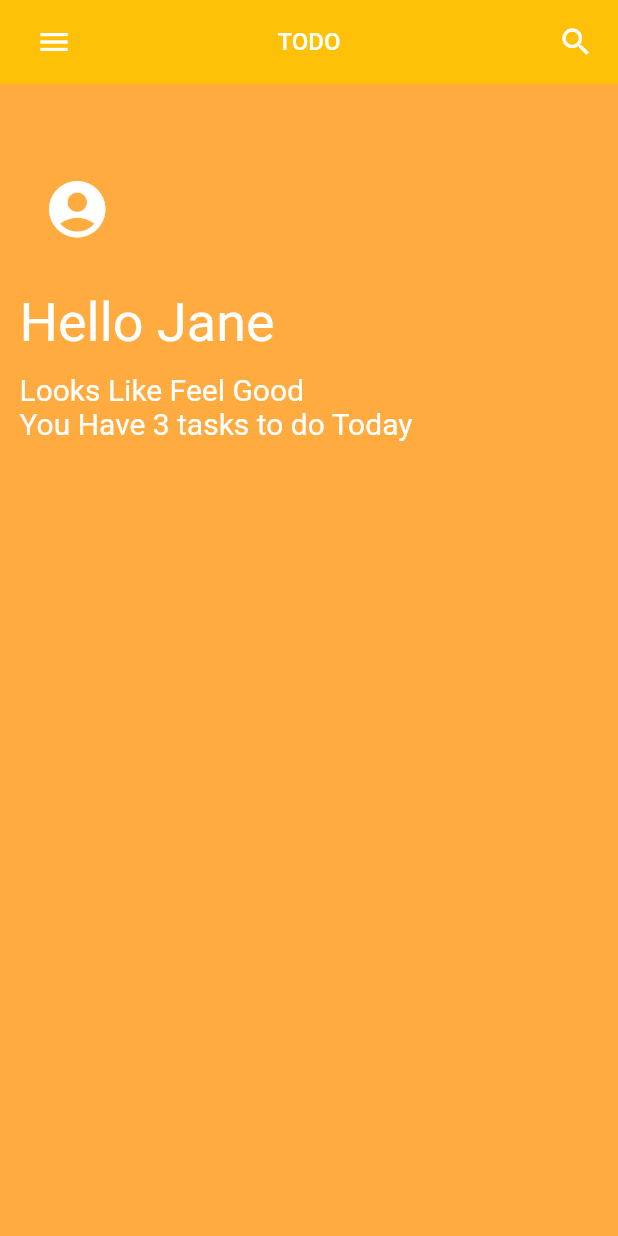
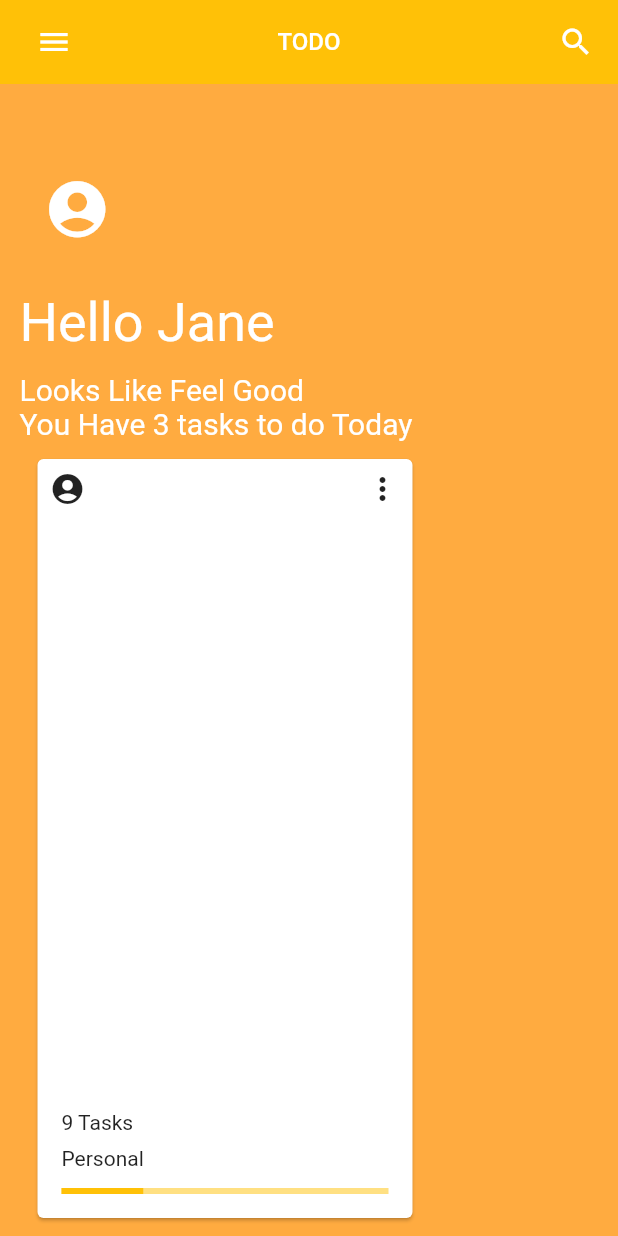
Before and after one commit to sagarmanghnani/todo-flutter, a Flutter app: the screen it shows after launch, on a phone screen of 412 x 824 dp. Run offline on Flutter 3.47's test engine with Material 2 defaults, Android fonts, the phone set to English and light mode, and no system bars.

Commit message:
basic card and layout created in flutter

```diff
--- a/lib/main.dart
+++ b/lib/main.dart
@@ -53,7 +53,6 @@ class TodoUser extends StatelessWidget {
                 Icons.account_circle,
                 size: 45.0,
                 color: Colors.white,
-
               ),
             ),
           ),
@@ -64,10 +63,75 @@ class TodoUser extends StatelessWidget {
               style: TextStyle(fontSize: 36.0, color: Colors.white),
             ),
           ),
-          new Text("Looks Like Feel Good", style: TextStyle(color: Colors.white, fontSize: 20.0),),
-          new Text("You Have 3 tasks to do Today", style: TextStyle(color: Colors.white, fontSize: 20.0),)
+          new Text(
+            "Looks Like Feel Good",
+            style: TextStyle(color: Colors.white, fontSize: 20.0),
+          ),
+          new Text(
+            "You Have 3 tasks to do Today",
+            style: TextStyle(color: Colors.white, fontSize: 20.0),
+          ),
+          new CardDesign()
         ],
       ),
     );
   }
 }
+
+class CardDesign extends StatelessWidget {
+  @override
+  Widget build(BuildContext context) {
+    return Flexible(child: ListView.builder(
+        physics: NeverScrollableScrollPhysics(),
+        itemCount: 1,
+        scrollDirection: Axis.horizontal,
+        itemBuilder: (context, position) {
+          return GestureDetector(
+            child: Padding(
+              padding: EdgeInsets.all(8.0),
+              child: Card(
+                child: new Container(
+                  width: 250.0,
+                  child: new Column(
+                    crossAxisAlignment: CrossAxisAlignment.start,
+                    mainAxisAlignment: MainAxisAlignment.spaceBetween,
+                    children: <Widget>[
+                      new Padding(
+                        padding: const EdgeInsets.all(8.0),
+                        child: Row(
+                          mainAxisAlignment: MainAxisAlignment.spaceBetween,
+                          children: <Widget>[
+                            new Icon(Icons.account_circle),
+                            new Icon(Icons.more_vert)
+                          ],
+                        ),
+                      ),
+                      new Padding(
+                        padding: const EdgeInsets.all(8.0),
+                        child: Column(
+                          crossAxisAlignment: CrossAxisAlignment.start,
+                          children: <Widget>[
+                            new Padding(
+                              padding: EdgeInsets.symmetric(horizontal: 8.0, vertical: 4.0),
+                              child: new Text("9 Tasks"),
+                            ),
+                            new Padding(
+                              padding: EdgeInsets.symmetric(horizontal: 8.0, vertical: 4.0),
+                              child: new Text("Personal"),
+                            ),
+                            Padding(
+                              padding: const EdgeInsets.all(8.0),
+                              child: LinearProgressIndicator(value: 0.25,),
+                            )
+                          ],
+                        ),
+                      )
+                    ],
+                  ),
+                ),
+              ),
+            ),
+          );
+        }));
+  }
+}
```
